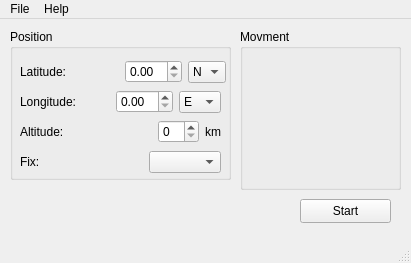
The window that mainwindow.ui (xtremekforever/XKSimulator) describes before a commit, drawn with Qt 5.
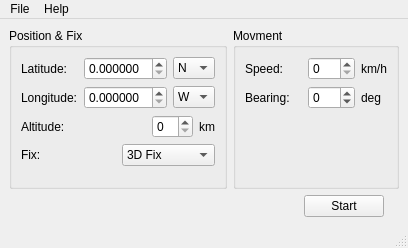
The same window after the commit. Icons and pictures are not drawn.

Diff of the .ui file:
```diff
--- a/mainwindow.ui
+++ b/mainwindow.ui
@@ -6,110 +6,54 @@
    <rect>
     <x>0</x>
     <y>0</y>
-    <width>411</width>
-    <height>263</height>
+    <width>408</width>
+    <height>248</height>
    </rect>
   </property>
+  <property name="minimumSize">
+   <size>
+    <width>408</width>
+    <height>248</height>
+   </size>
+  </property>
+  <property name="maximumSize">
+   <size>
+    <width>408</width>
+    <height>248</height>
+   </size>
+  </property>
   <property name="windowTitle">
    <string>MainWindow</string>
   </property>
   <widget class="QWidget" name="centralwidget">
+   <layout class="QGridLayout" name="gridLayout_3">
+    <item row="0" column="0">
    <widget class="QGroupBox" name="positionGroupBox">
-    <property name="geometry">
-     <rect>
-      <x>10</x>
-      <y>10</y>
-      <width>221</width>
-      <height>151</height>
-     </rect>
-    </property>
     <property name="title">
-     <string>Position</string>
-    </property>
-    <widget class="QWidget" name="">
-     <property name="geometry">
-      <rect>
-       <x>10</x>
-       <y>30</y>
-       <width>206</width>
-       <height>26</height>
-      </rect>
-     </property>
-     <layout class="QHBoxLayout" name="horizontalLayout">
+       <string>Position &amp;&amp; Fix</string>
+      </property>
+      <layout class="QVBoxLayout" name="verticalLayout">
       <item>
-       <widget class="QLabel" name="label">
-        <property name="text">
-         <string>Latitude:</string>
-        </property>
-       </widget>
-      </item>
-      <item>
-       <spacer name="horizontalSpacer">
-        <property name="orientation">
-         <enum>Qt::Horizontal</enum>
-        </property>
-        <property name="sizeHint" stdset="0">
-         <size>
-          <width>40</width>
-          <height>20</height>
-         </size>
-        </property>
-       </spacer>
-      </item>
-      <item>
-       <widget class="QDoubleSpinBox" name="latitudeSpinBox"/>
-      </item>
-      <item>
-       <widget class="QComboBox" name="comboBox_2">
-        <item>
-         <property name="text">
-          <string>N</string>
-         </property>
-        </item>
-        <item>
-         <property name="text">
-          <string>S</string>
-         </property>
-        </item>
-       </widget>
-      </item>
-     </layout>
-    </widget>
-    <widget class="QWidget" name="">
-     <property name="geometry">
-      <rect>
-       <x>10</x>
-       <y>60</y>
-       <width>201</width>
-       <height>26</height>
-      </rect>
-     </property>
-     <layout class="QHBoxLayout" name="horizontalLayout_2">
-      <item>
+        <layout class="QGridLayout" name="gridLayout">
+         <item row="1" column="0" colspan="2">
        <widget class="QLabel" name="label_2">
         <property name="text">
          <string>Longitude:</string>
         </property>
        </widget>
       </item>
-      <item>
-       <spacer name="horizontalSpacer_2">
-        <property name="orientation">
-         <enum>Qt::Horizontal</enum>
-        </property>
-        <property name="sizeHint" stdset="0">
-         <size>
-          <width>40</width>
-          <height>20</height>
-         </size>
-        </property>
-       </spacer>
-      </item>
-      <item>
-       <widget class="QDoubleSpinBox" name="longitudeSpinBox"/>
-      </item>
-      <item>
-       <widget class="QComboBox" name="comboBox_3">
+         <item row="0" column="0">
+          <widget class="QLabel" name="label">
+           <property name="text">
+            <string>Latitude:</string>
+           </property>
+          </widget>
+         </item>
+         <item row="1" column="3">
+          <widget class="QComboBox" name="eastWestComboBox">
+           <property name="currentIndex">
+            <number>1</number>
+           </property>
         <item>
          <property name="text">
           <string>E</string>
@@ -122,18 +66,50 @@
         </item>
        </widget>
       </item>
-     </layout>
-    </widget>
-    <widget class="QWidget" name="">
-     <property name="geometry">
-      <rect>
-       <x>10</x>
-       <y>90</y>
-       <width>201</width>
-       <height>25</height>
-      </rect>
-     </property>
-     <layout class="QHBoxLayout" name="horizontalLayout_3">
+         <item row="0" column="3">
+          <widget class="QComboBox" name="northSouthComboBox">
+           <item>
+            <property name="text">
+             <string>N</string>
+            </property>
+           </item>
+           <item>
+            <property name="text">
+             <string>S</string>
+            </property>
+           </item>
+          </widget>
+         </item>
+         <item row="0" column="2">
+          <widget class="QDoubleSpinBox" name="latitudeSpinBox">
+           <property name="minimumSize">
+            <size>
+             <width>80</width>
+             <height>0</height>
+            </size>
+           </property>
+           <property name="decimals">
+            <number>6</number>
+           </property>
+          </widget>
+         </item>
+         <item row="1" column="2">
+          <widget class="QDoubleSpinBox" name="longitudeSpinBox">
+           <property name="minimumSize">
+            <size>
+             <width>80</width>
+             <height>0</height>
+            </size>
+           </property>
+           <property name="decimals">
+            <number>6</number>
+           </property>
+          </widget>
+         </item>
+        </layout>
+       </item>
+       <item>
+        <layout class="QHBoxLayout" name="horizontalLayout">
       <item>
        <widget class="QLabel" name="label_3">
         <property name="text">
@@ -142,7 +118,7 @@
        </widget>
       </item>
       <item>
-       <spacer name="horizontalSpacer_3">
+          <spacer name="horizontalSpacer">
         <property name="orientation">
          <enum>Qt::Horizontal</enum>
         </property>
@@ -155,7 +131,20 @@
        </spacer>
       </item>
       <item>
-       <widget class="QSpinBox" name="altitudeSpinBox"/>
+          <widget class="QSpinBox" name="altitudeSpinBox">
+           <property name="minimumSize">
+            <size>
+             <width>0</width>
+             <height>0</height>
+            </size>
+           </property>
+           <property name="maximumSize">
+            <size>
+             <width>68</width>
+             <height>16777215</height>
+            </size>
+           </property>
+          </widget>
       </item>
       <item>
        <widget class="QLabel" name="label_5">
@@ -165,17 +154,9 @@
        </widget>
       </item>
      </layout>
-    </widget>
-    <widget class="QWidget" name="">
-     <property name="geometry">
-      <rect>
-       <x>10</x>
-       <y>120</y>
-       <width>201</width>
-       <height>26</height>
-      </rect>
-     </property>
-     <layout class="QHBoxLayout" name="horizontalLayout_4">
+       </item>
+       <item>
+        <layout class="QHBoxLayout" name="horizontalLayout_2">
       <item>
        <widget class="QLabel" name="label_4">
         <property name="text">
@@ -184,7 +165,7 @@
        </widget>
       </item>
       <item>
-       <spacer name="horizontalSpacer_4">
+          <spacer name="horizontalSpacer_2">
         <property name="orientation">
          <enum>Qt::Horizontal</enum>
         </property>
@@ -197,44 +178,189 @@
        </spacer>
       </item>
       <item>
-       <widget class="QComboBox" name="comboBox"/>
-      </item>
-     </layout>
-    </widget>
-   </widget>
+          <widget class="QComboBox" name="gpsFixComboBox">
+           <property name="currentIndex">
+            <number>2</number>
+           </property>
+           <item>
+            <property name="text">
+             <string>No GPS Fix</string>
+            </property>
+           </item>
+           <item>
+            <property name="text">
+             <string>2D Fix</string>
+            </property>
+           </item>
+           <item>
+            <property name="text">
+             <string>3D Fix</string>
+            </property>
+           </item>
+          </widget>
+         </item>
+        </layout>
+       </item>
+       <item>
+        <spacer name="verticalSpacer_2">
+         <property name="orientation">
+          <enum>Qt::Vertical</enum>
+         </property>
+         <property name="sizeHint" stdset="0">
+          <size>
+           <width>20</width>
+           <height>40</height>
+          </size>
+         </property>
+        </spacer>
+       </item>
+      </layout>
+     </widget>
+    </item>
+    <item row="0" column="1">
    <widget class="QGroupBox" name="movementGroupBox">
-    <property name="geometry">
-     <rect>
-      <x>240</x>
-      <y>10</y>
-      <width>161</width>
-      <height>161</height>
-     </rect>
-    </property>
     <property name="title">
      <string>Movment</string>
     </property>
-   </widget>
-   <widget class="QPushButton" name="pushButton">
-    <property name="geometry">
-     <rect>
-      <x>300</x>
-      <y>180</y>
-      <width>91</width>
-      <height>24</height>
-     </rect>
-    </property>
+      <layout class="QGridLayout" name="gridLayout_2">
+       <item row="0" column="0">
+        <widget class="QLabel" name="label_6">
+         <property name="text">
+          <string>Speed:</string>
+         </property>
+        </widget>
+       </item>
+       <item row="1" column="2" colspan="2">
+        <spacer name="horizontalSpacer_6">
+         <property name="orientation">
+          <enum>Qt::Horizontal</enum>
+         </property>
+         <property name="sizeHint" stdset="0">
+          <size>
+           <width>13</width>
+           <height>17</height>
+          </size>
+         </property>
+        </spacer>
+       </item>
+       <item row="2" column="4">
+        <spacer name="verticalSpacer">
+         <property name="orientation">
+          <enum>Qt::Vertical</enum>
+         </property>
+         <property name="sizeHint" stdset="0">
+          <size>
+           <width>20</width>
+           <height>40</height>
+          </size>
+         </property>
+        </spacer>
+       </item>
+       <item row="1" column="4">
+        <widget class="QSpinBox" name="bearingSpinBox">
+         <property name="wrapping">
+          <bool>true</bool>
+         </property>
+         <property name="maximum">
+          <number>359</number>
+         </property>
+         <property name="singleStep">
+          <number>3</number>
+         </property>
+        </widget>
+       </item>
+       <item row="0" column="5">
+        <widget class="QLabel" name="label_8">
+         <property name="text">
+          <string>km/h</string>
+         </property>
+        </widget>
+       </item>
+       <item row="0" column="4">
+        <widget class="QSpinBox" name="speedSpinBox">
+         <property name="singleStep">
+          <number>2</number>
+         </property>
+        </widget>
+       </item>
+       <item row="1" column="0" colspan="2">
+        <widget class="QLabel" name="label_7">
+         <property name="text">
+          <string>Bearing:</string>
+         </property>
+        </widget>
+       </item>
+       <item row="0" column="1" colspan="3">
+        <spacer name="horizontalSpacer_5">
+         <property name="orientation">
+          <enum>Qt::Horizontal</enum>
+         </property>
+         <property name="sizeHint" stdset="0">
+          <size>
+           <width>22</width>
+           <height>20</height>
+          </size>
+         </property>
+        </spacer>
+       </item>
+       <item row="1" column="5">
+        <widget class="QLabel" name="label_9">
+         <property name="text">
+          <string>deg</string>
+         </property>
+        </widget>
+       </item>
+      </layout>
+     </widget>
+    </item>
+    <item row="1" column="0" colspan="2">
+     <layout class="QHBoxLayout" name="horizontalLayout_5">
+      <item>
+       <spacer name="horizontalSpacer_7">
+        <property name="orientation">
+         <enum>Qt::Horizontal</enum>
+        </property>
+        <property name="sizeHint" stdset="0">
+         <size>
+          <width>318</width>
+          <height>21</height>
+         </size>
+        </property>
+       </spacer>
+      </item>
+      <item>
+       <widget class="QPushButton" name="startStopButton">
     <property name="text">
      <string>Start</string>
     </property>
    </widget>
+      </item>
+      <item>
+       <spacer name="horizontalSpacer_8">
+        <property name="orientation">
+         <enum>Qt::Horizontal</enum>
+        </property>
+        <property name="sizeType">
+         <enum>QSizePolicy::Minimum</enum>
+        </property>
+        <property name="sizeHint" stdset="0">
+         <size>
+          <width>15</width>
+          <height>20</height>
+         </size>
+        </property>
+       </spacer>
+      </item>
+     </layout>
+    </item>
+   </layout>
   </widget>
   <widget class="QMenuBar" name="menubar">
    <property name="geometry">
     <rect>
      <x>0</x>
      <y>0</y>
-     <width>411</width>
+     <width>408</width>
      <height>21</height>
     </rect>
    </property>
```
Lines whose indentation alone changed are shown as unchanged.
